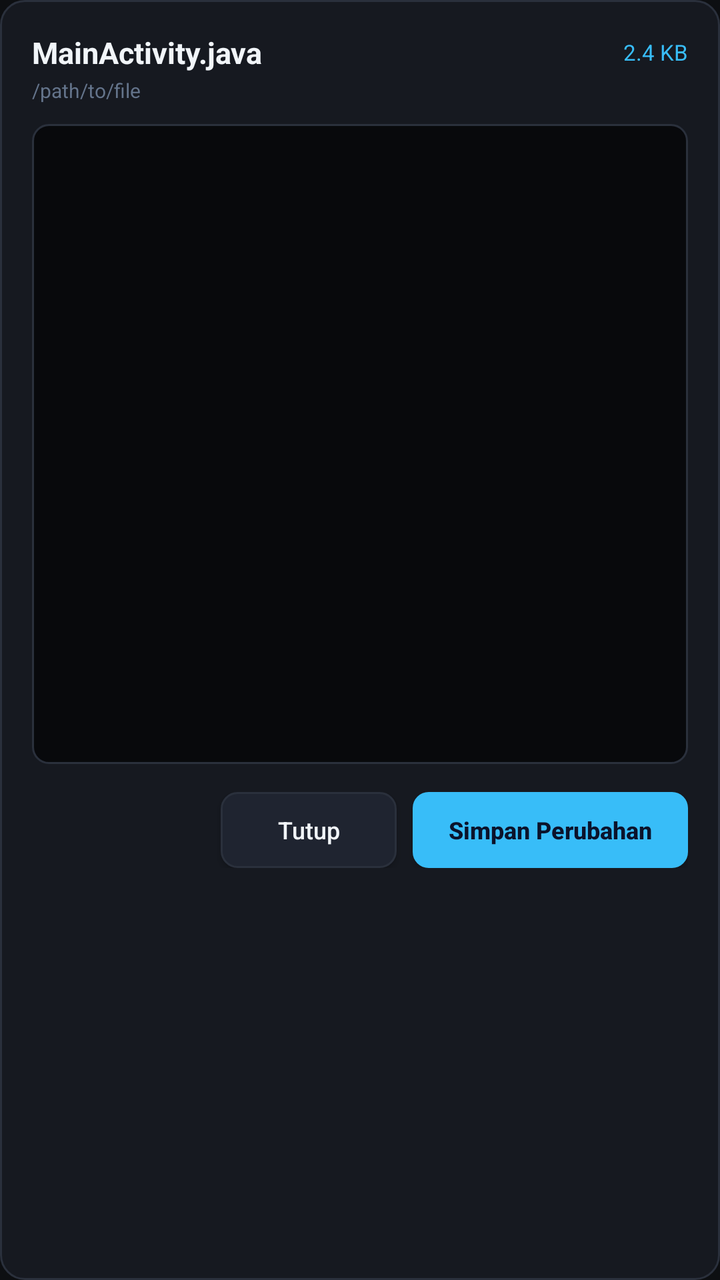
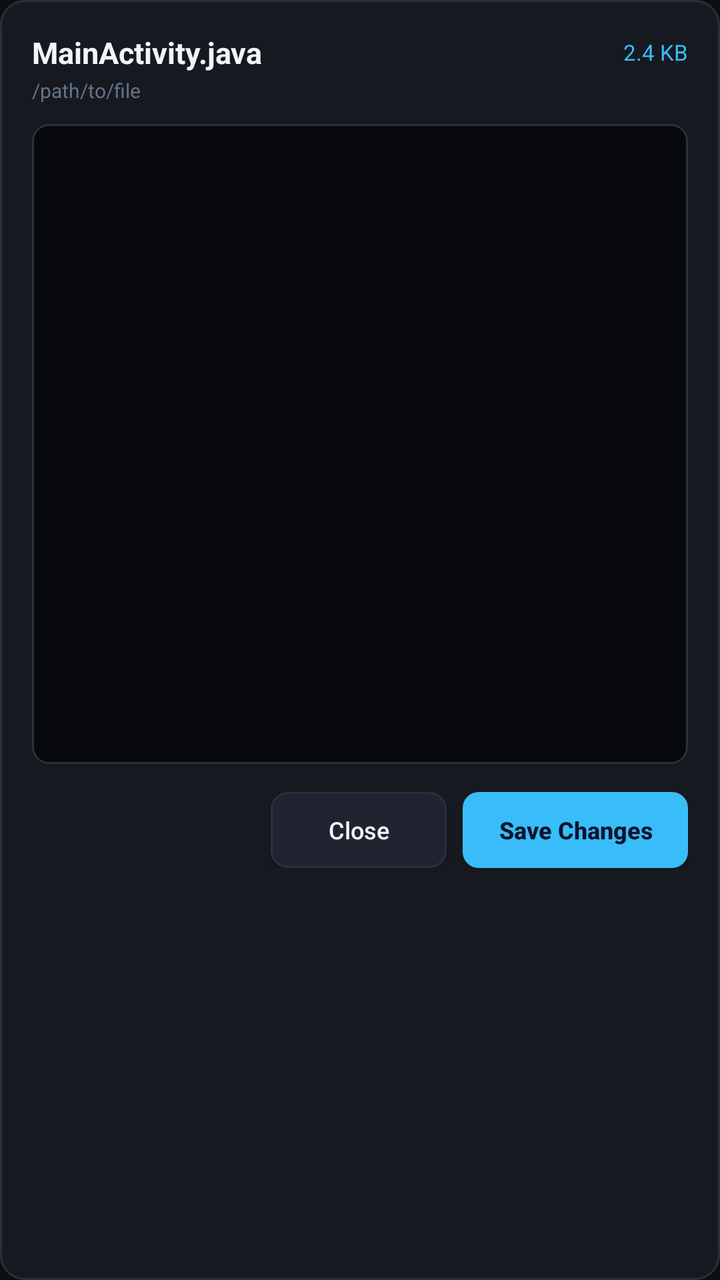

Two renders of the same Android screen: before a commit and after it. Below are the layout's source before the change and the commit's diff.
<!-- AndroidManifest.xml: application theme AppTheme -->
<!-- res/layout/dialog_code_editor.xml -->
<?xml version="1.0" encoding="utf-8"?>
<LinearLayout xmlns:android="http://schemas.android.com/apk/res/android"
    android:layout_width="match_parent"
    android:layout_height="wrap_content"
    android:background="@drawable/card_bg"
    android:orientation="vertical"
    android:padding="16dp">

    
    <LinearLayout
        android:layout_width="match_parent"
        android:layout_height="wrap_content"
        android:orientation="horizontal"
        android:gravity="center_vertical">

        <TextView
            android:id="@+id/tv_editor_title"
            android:layout_width="0dp"
            android:layout_height="wrap_content"
            android:layout_weight="1"
            android:ellipsize="middle"
            android:singleLine="true"
            android:text="MainActivity.java"
            android:textColor="@color/text_primary"
            android:textSize="15sp"
            android:textStyle="bold" />

        <TextView
            android:id="@+id/tv_editor_file_info"
            android:layout_width="wrap_content"
            android:layout_height="wrap_content"
            android:text="2.4 KB"
            android:textColor="@color/primary_accent"
            android:textSize="11sp" />
    </LinearLayout>

    <TextView
        android:id="@+id/tv_editor_file_path"
        android:layout_width="match_parent"
        android:layout_height="wrap_content"
        android:layout_marginTop="2dp"
        android:ellipsize="start"
        android:singleLine="true"
        android:text="/path/to/file"
        android:textColor="@color/text_muted"
        android:textSize="10sp" />

    
    <ScrollView
        android:layout_width="match_parent"
        android:layout_height="320dp"
        android:layout_marginTop="10dp"
        android:background="@drawable/console_bg"
        android:fillViewport="true">

        <EditText
            android:id="@+id/et_code_content"
            android:layout_width="match_parent"
            android:layout_height="wrap_content"
            android:background="@null"
            android:gravity="top|left"
            android:padding="10dp"
            android:textColor="#E2E8F0"
            android:textSize="12sp"
            android:typeface="monospace" />
    </ScrollView>

    
    <LinearLayout
        android:layout_width="match_parent"
        android:layout_height="wrap_content"
        android:layout_marginTop="14dp"
        android:gravity="right"
        android:orientation="horizontal">

        <Button
            android:id="@+id/btn_editor_close"
            android:layout_width="wrap_content"
            android:layout_height="38dp"
            android:background="@drawable/btn_secondary"
            android:paddingLeft="16dp"
            android:paddingRight="16dp"
            android:text="Tutup"
            android:textAllCaps="false"
            android:textColor="@color/text_primary"
            android:textSize="12sp" />

        <Button
            android:id="@+id/btn_editor_save"
            android:layout_width="wrap_content"
            android:layout_height="38dp"
            android:layout_marginLeft="8dp"
            android:background="@drawable/btn_primary"
            android:paddingLeft="18dp"
            android:paddingRight="18dp"
            android:text="Simpan Perubahan"
            android:textAllCaps="false"
            android:textColor="#0B132B"
            android:textSize="12sp"
            android:textStyle="bold" />
    </LinearLayout>
</LinearLayout>
<!-- resources referenced by this layout -->
<resources>
  <color name="primary_accent">#38BDF8</color>
  <color name="text_muted">#64748B</color>
  <color name="text_primary">#F1F5F9</color>
  <!-- drawable btn_primary (drawable) -->
  <?xml version="1.0" encoding="utf-8"?>
  <selector xmlns:android="http://schemas.android.com/apk/res/android">
      <item android:state_pressed="true">
          <shape android:shape="rectangle">
              <solid android:color="@color/primary_dark" />
              <corners android:radius="8dp" />
          </shape>
      </item>
      <item>
          <shape android:shape="rectangle">
              <solid android:color="@color/primary_accent" />
              <corners android:radius="8dp" />
          </shape>
      </item>
  </selector>
  <!-- drawable btn_secondary (drawable) -->
  <?xml version="1.0" encoding="utf-8"?>
  <selector xmlns:android="http://schemas.android.com/apk/res/android">
      <item android:state_pressed="true">
          <shape android:shape="rectangle">
              <solid android:color="@color/surface_card" />
              <stroke android:width="1dp" android:color="@color/primary_accent" />
              <corners android:radius="8dp" />
          </shape>
      </item>
      <item>
          <shape android:shape="rectangle">
              <solid android:color="@color/surface_elevated" />
              <stroke android:width="1dp" android:color="@color/surface_border" />
              <corners android:radius="8dp" />
          </shape>
      </item>
  </selector>
  <!-- drawable card_bg (drawable) -->
  <?xml version="1.0" encoding="utf-8"?>
  <shape xmlns:android="http://schemas.android.com/apk/res/android"
      android:shape="rectangle">
      <solid android:color="@color/surface_card" />
      <stroke android:width="1dp" android:color="@color/surface_border" />
      <corners android:radius="12dp" />
  </shape>
  <!-- drawable console_bg (drawable) -->
  <?xml version="1.0" encoding="utf-8"?>
  <shape xmlns:android="http://schemas.android.com/apk/res/android"
      android:shape="rectangle">
      <solid android:color="@color/console_bg" />
      <stroke android:width="1dp" android:color="@color/surface_border" />
      <corners android:radius="8dp" />
  </shape>
  <style name="AppTheme" parent="@android:style/Theme.Material.NoActionBar">
          <item name="android:windowBackground">@color/bg_main</item>
          <item name="android:colorPrimary">@color/surface_card</item>
          <item name="android:colorPrimaryDark">@color/bg_main</item>
          <item name="android:colorAccent">@color/primary_accent</item>
          <item name="android:statusBarColor">@color/bg_main</item>
          <item name="android:navigationBarColor">@color/bg_main</item>
          <item name="android:textColorPrimary">@color/text_primary</item>
          <item name="android:textColorSecondary">@color/text_secondary</item>
      </style>
  <color name="primary_dark">#0284C7</color>
  <color name="surface_card">#161920</color>
  <color name="surface_elevated">#1F2430</color>
  <color name="surface_border">#2A303C</color>
  <color name="console_bg">#08090C</color>
  <color name="bg_main">#0D0F12</color>
  <color name="text_secondary">#94A3B8</color>
</resources>

<!-- the commit's change to res/layout/dialog_code_editor.xml (unified diff, before → after) -->
@@ -80,7 +80,7 @@
             android:background="@drawable/btn_secondary"
             android:paddingLeft="16dp"
             android:paddingRight="16dp"
-            android:text="Tutup"
+            android:text="Close"
             android:textAllCaps="false"
             android:textColor="@color/text_primary"
             android:textSize="12sp" />
@@ -93,7 +93,7 @@
             android:background="@drawable/btn_primary"
             android:paddingLeft="18dp"
             android:paddingRight="18dp"
-            android:text="Simpan Perubahan"
+            android:text="Save Changes"
             android:textAllCaps="false"
             android:textColor="#0B132B"
             android:textSize="12sp"
